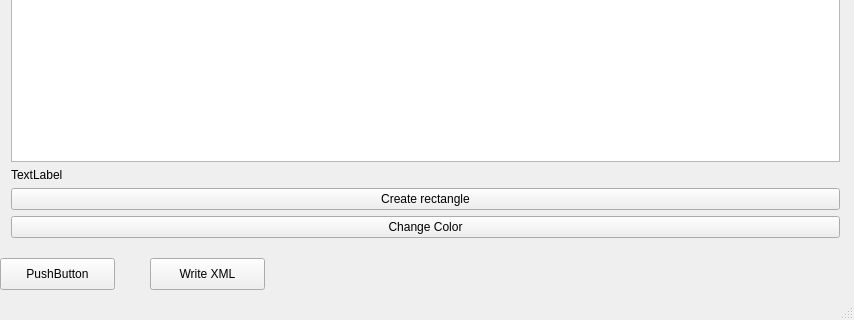
coploftbas/XDraw, file pc/copTest/mainwindow.ui: the form before one commit; both pictures show x 0 to 854 and y 279 to 599 of the 854 by 599 pixel window.
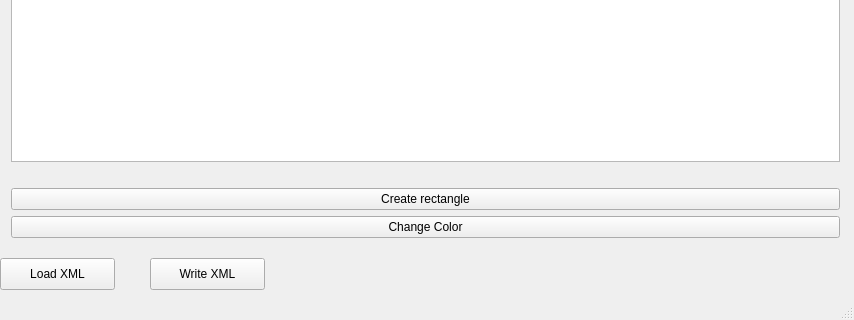
The form after the commit.

The edit to the form file:
```diff
--- a/pc/copTest/mainwindow.ui
+++ b/pc/copTest/mainwindow.ui
@@ -45,7 +45,7 @@
        <item>
         <widget class="QLabel" name="label">
          <property name="text">
-          <string>TextLabel</string>
+          <string/>
          </property>
         </widget>
        </item>
@@ -77,7 +77,7 @@
      </rect>
     </property>
     <property name="text">
-     <string>PushButton</string>
+     <string>Load XML</string>
     </property>
    </widget>
    <widget class="QPushButton" name="writeButton">
```
